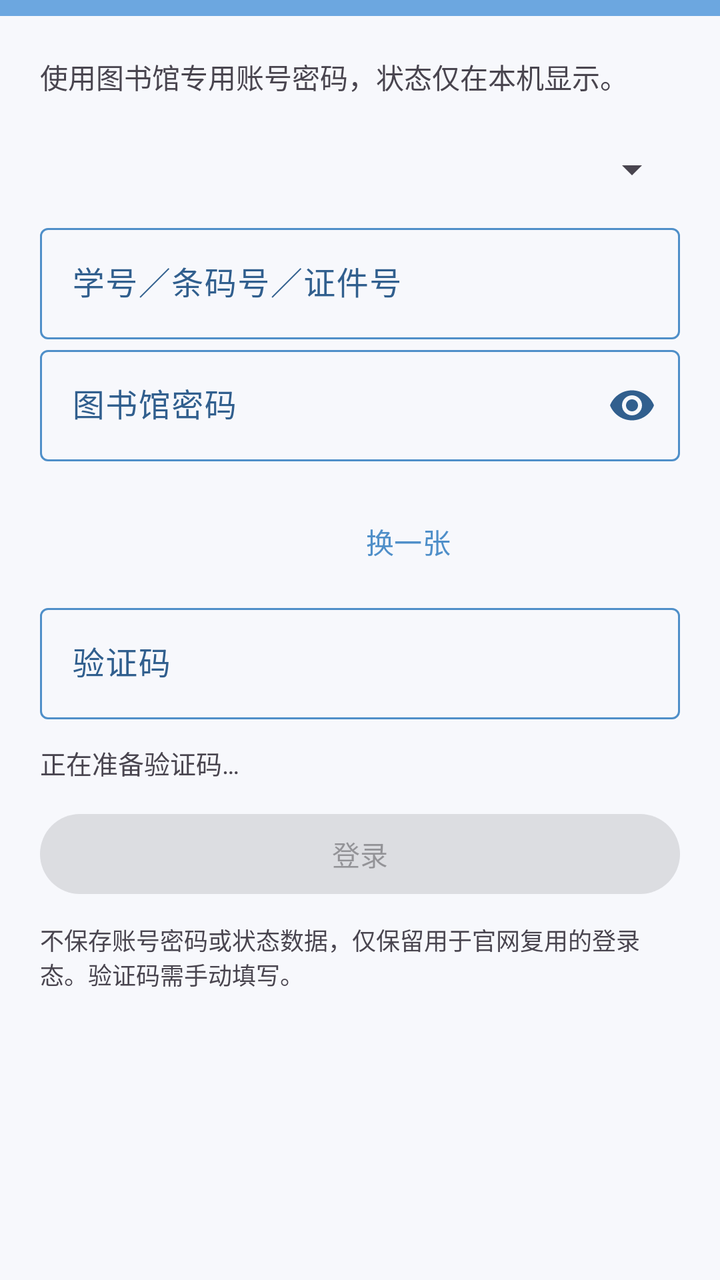
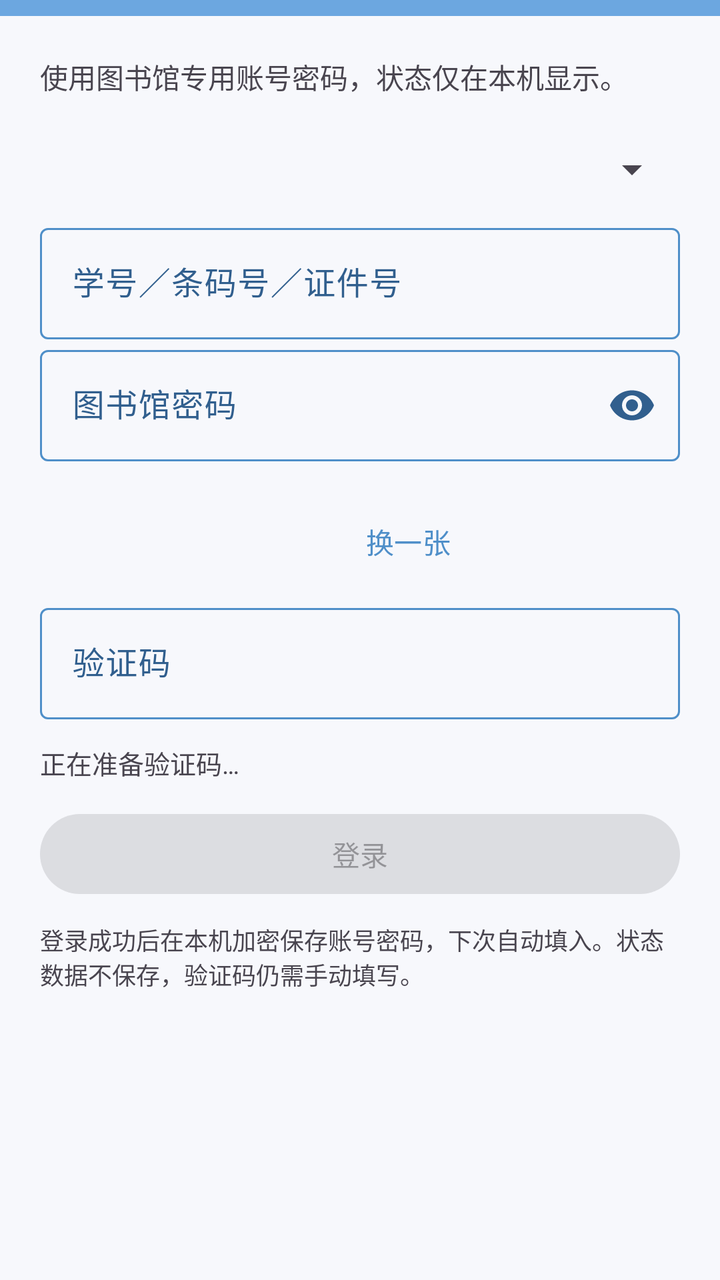

Before-and-after screenshots of an Android layout around one commit, followed by the original layout XML and the change that was made.
<!-- AndroidManifest.xml: activity theme Theme.ClassScheMobile.BluePage -->
<!-- res/layout/activity_library_login.xml -->
<?xml version="1.0" encoding="utf-8"?>
<LinearLayout xmlns:android="http://schemas.android.com/apk/res/android" xmlns:app="http://schemas.android.com/apk/res-auto" android:layout_width="match_parent" android:layout_height="match_parent" android:orientation="vertical" android:background="@color/surface">
<com.google.android.material.appbar.MaterialToolbar android:id="@+id/toolbar" android:layout_width="match_parent" android:layout_height="wrap_content" android:minHeight="0dp" android:paddingTop="4dp" android:paddingBottom="4dp" android:background="@color/sky_top" android:theme="@style/ThemeOverlay.Material3.Dark.ActionBar" app:titleCentered="true" />
<ScrollView android:layout_width="match_parent" android:layout_height="0dp" android:layout_weight="1" android:fillViewport="true"><LinearLayout android:layout_width="match_parent" android:layout_height="wrap_content" android:orientation="vertical" android:padding="20dp">
<TextView android:layout_width="match_parent" android:layout_height="wrap_content" android:text="使用图书馆专用账号密码，状态仅在本机显示。" android:textSize="14sp" android:paddingBottom="12dp" />
<Spinner android:id="@+id/libraryLoginType" android:layout_width="match_parent" android:layout_height="48dp" android:saveEnabled="false" />
<com.google.android.material.textfield.TextInputLayout android:layout_width="match_parent" android:layout_height="wrap_content" android:hint="学号／条码号／证件号"><com.google.android.material.textfield.TextInputEditText android:id="@+id/libraryUsername" android:layout_width="match_parent" android:layout_height="wrap_content" android:inputType="textNoSuggestions" android:singleLine="true" android:saveEnabled="false" android:importantForAutofill="no" /></com.google.android.material.textfield.TextInputLayout>
<com.google.android.material.textfield.TextInputLayout android:layout_width="match_parent" android:layout_height="wrap_content" android:id="@+id/libraryPasswordLayout" android:hint="图书馆密码" app:placeholderText="默认密码为身份证后六位" app:endIconMode="password_toggle"><com.google.android.material.textfield.TextInputEditText android:id="@+id/libraryPassword" android:layout_width="match_parent" android:layout_height="wrap_content" android:inputType="textPassword" android:saveEnabled="false" android:importantForAutofill="no" /></com.google.android.material.textfield.TextInputLayout>
<LinearLayout android:layout_width="match_parent" android:layout_height="wrap_content" android:orientation="horizontal" android:gravity="center_vertical" android:paddingTop="12dp"><ImageView android:id="@+id/libraryCaptchaImage" android:layout_width="140dp" android:layout_height="56dp" android:adjustViewBounds="true" android:scaleType="fitCenter" android:contentDescription="图形验证码，请手动输入" /><Button android:id="@+id/libraryRefreshCaptcha" style="@style/Widget.Material3.Button.TextButton" android:layout_width="wrap_content" android:layout_height="48dp" android:text="换一张" /></LinearLayout>
<com.google.android.material.textfield.TextInputLayout android:layout_width="match_parent" android:layout_height="wrap_content" android:hint="验证码"><com.google.android.material.textfield.TextInputEditText android:id="@+id/libraryCaptcha" android:layout_width="match_parent" android:layout_height="wrap_content" android:inputType="textNoSuggestions" android:singleLine="true" android:saveEnabled="false" android:importantForAutofill="no" /></com.google.android.material.textfield.TextInputLayout>
<TextView android:id="@+id/libraryLoginStatus" android:layout_width="match_parent" android:layout_height="wrap_content" android:paddingTop="12dp" android:paddingBottom="12dp" android:text="正在准备验证码…" android:textSize="13sp" />
<com.google.android.material.button.MaterialButton android:id="@+id/librarySubmit" android:layout_width="match_parent" android:layout_height="wrap_content" android:minHeight="48dp" android:text="登录" android:enabled="false" />
<TextView android:layout_width="match_parent" android:layout_height="wrap_content" android:paddingTop="10dp" android:textSize="12sp" android:text="不保存账号密码或状态数据，仅保留用于官网复用的登录态。验证码需手动填写。" />
</LinearLayout></ScrollView>
<WebView android:id="@+id/libraryLoginWebView" android:layout_width="match_parent" android:layout_height="1dp" android:visibility="invisible" android:importantForAutofill="noExcludeDescendants" />
</LinearLayout>
<!-- resources referenced by this layout -->
<resources>
  <color name="sky_top">#6CA7E0</color>
  <color name="surface">#F7F8FC</color>
  <style name="Theme.ClassScheMobile.BluePage" parent="Theme.ClassScheMobile" />
  <style name="Theme.ClassScheMobile" parent="Theme.Material3.Light.NoActionBar">
          <item name="android:statusBarColor">@color/sky_top</item>
          <item name="android:navigationBarColor">@color/sky_bottom</item>
          <item name="colorSurface">@color/surface</item>
          <item name="colorPrimary">@color/login_blue</item>
          <item name="colorOnPrimary">@android:color/white</item>
          <item name="colorPrimaryContainer">@color/login_blue_light</item>
          <item name="colorOnPrimaryContainer">@color/login_blue_dark</item>
          <item name="colorSecondary">@color/login_blue</item>
          <item name="colorSecondaryContainer">@color/login_blue_light</item>
          <item name="colorOnSecondaryContainer">@color/login_blue_dark</item>
          <item name="colorOutline">@color/login_blue</item>
          <item name="colorOnSurfaceVariant">@color/login_blue_dark</item>
          <item name="colorControlActivated">@color/login_blue</item>
          <item name="colorAccent">@color/login_blue</item>
          <item name="android:colorAccent">@color/login_blue</item>
          <item name="android:windowLightStatusBar">false</item>
          <item name="android:windowLightNavigationBar" tools:targetApi="o_mr1">false</item>
      </style>
  <color name="sky_bottom">#79AFE6</color>
  <color name="login_blue">#4F8FC9</color>
  <color name="login_blue_light">#EAF4FF</color>
  <color name="login_blue_dark">#315F8E</color>
</resources>

<!-- the commit's change to res/layout/activity_library_login.xml (unified diff, before → after) -->
@@ -10,7 +10,7 @@
 <com.google.android.material.textfield.TextInputLayout android:layout_width="match_parent" android:layout_height="wrap_content" android:hint="验证码"><com.google.android.material.textfield.TextInputEditText android:id="@+id/libraryCaptcha" android:layout_width="match_parent" android:layout_height="wrap_content" android:inputType="textNoSuggestions" android:singleLine="true" android:saveEnabled="false" android:importantForAutofill="no" /></com.google.android.material.textfield.TextInputLayout>
 <TextView android:id="@+id/libraryLoginStatus" android:layout_width="match_parent" android:layout_height="wrap_content" android:paddingTop="12dp" android:paddingBottom="12dp" android:text="正在准备验证码…" android:textSize="13sp" />
 <com.google.android.material.button.MaterialButton android:id="@+id/librarySubmit" android:layout_width="match_parent" android:layout_height="wrap_content" android:minHeight="48dp" android:text="登录" android:enabled="false" />
-<TextView android:layout_width="match_parent" android:layout_height="wrap_content" android:paddingTop="10dp" android:textSize="12sp" android:text="不保存账号密码或状态数据，仅保留用于官网复用的登录态。验证码需手动填写。" />
+<TextView android:layout_width="match_parent" android:layout_height="wrap_content" android:paddingTop="10dp" android:textSize="12sp" android:text="登录成功后在本机加密保存账号密码，下次自动填入。状态数据不保存，验证码仍需手动填写。" />
 </LinearLayout></ScrollView>
 <WebView android:id="@+id/libraryLoginWebView" android:layout_width="match_parent" android:layout_height="1dp" android:visibility="invisible" android:importantForAutofill="noExcludeDescendants" />
 </LinearLayout>
